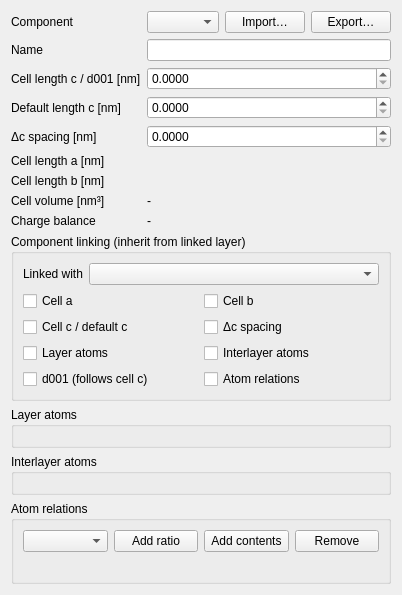
Parthasarathi-Ghosh/MudLab2, file src/mudlab/ui/edit_component.ui: the form before one commit.
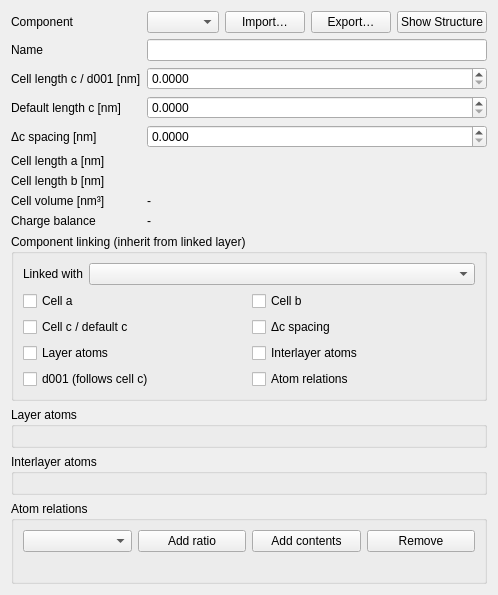
The form after the commit.

Commit message: Component pane: Show Structure

The edit to the form file:
```diff
--- a/src/mudlab/ui/edit_component.ui
+++ b/src/mudlab/ui/edit_component.ui
@@ -44,6 +44,22 @@
          </property>
         </widget>
        </item>
+       <item>
+        <widget class="QPushButton" name="btn_show_structure">
+         <property name="toolTip">
+          <string>Show a typographic cross-section diagram of this component.</string>
+         </property>
+         <property name="text">
+          <string>Show Structure</string>
+         </property>
+         <property name="autoDefault">
+          <bool>false</bool>
+         </property>
+         <property name="default">
+          <bool>false</bool>
+         </property>
+        </widget>
+       </item>
       </layout>
      </item>
      <item row="1" column="0">
```
The commit also changes 11 other files.
